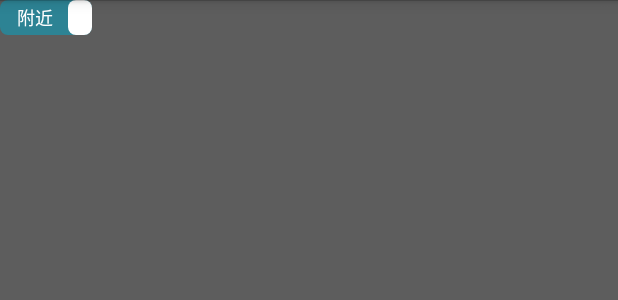
After one commit to Luomingbear/PocketAsk, an Android app: the layout crbtn_item.xml on its own in the app's theme, with its tools: preview values and no code run, on a phone screen of 412 x 824 dp. The commit adds this screen. Shown: the top 300 px of the screen. Run offline under Robolectric (Android 15) with nearby library versions, the phone set to English and light mode, and no system bars.

Commit message:
开关按钮
按钮的两种通过crb_mode选择
0 任意 附近
1 公开 非公开

位置
left_padding 相对于父物体的左边距
top_padding 相对于父物体的上边距

开关事件
调用setCRListener
重写CRListener    openState() closeState方法

```diff
--- /dev/null
+++ b/app/src/main/java/com/bear/pocketask/view/CRadioButton/CRadioButton.java
@@ -0,0 +1,139 @@
+package com.bear.pocketask.view.CRadioButton;
+
+import android.content.Context;
+import android.content.res.TypedArray;
+import android.graphics.Canvas;
+import android.graphics.Color;
+import android.graphics.Paint;
+import android.graphics.Rect;
+import android.graphics.RectF;
+import android.graphics.Typeface;
+import android.util.AttributeSet;
+import android.view.MotionEvent;
+import android.view.View;
+
+import com.bear.pocketask.R;
+
+/**
+ * Created by Administrator on 2016/10/24.
+ */
+
+public class CRadioButton extends View {
+    private Paint paint;
+    private enum CRMode
+    {
+        //定位
+        NEAR_ANYWHERE,
+        //私密与否
+        PRIVATE_PUBLIC
+    }
+    private CRMode crMode;
+
+    //按钮位置
+    private int left_padding;
+    private int top_padding;
+
+    //按钮大小及内部组件
+    private int btn_width;
+    private int btn_height;
+    private int switch_width;
+    private int btn_radius;
+    private int text_size;
+   // public Typeface text_font;
+    private String text_store[];
+    private String text_show;
+    int text_x;
+
+    private RectF select;
+    private RectF btn;
+
+    //==================*不同状态对应不同方法*===========================================
+    public CRListener listener;
+    CRadioState state;
+
+   public interface CRListener {
+        void openState() ;
+        void closeState() ;
+    }
+
+    public void setCRListener(CRListener listener){
+        this.listener=listener;
+    }
+
+    public CRadioButton(Context context, AttributeSet attrs) {
+        super(context, attrs);
+        text_store=new String[2];
+        paint = new Paint();
+        state=new CRadioState(this);
+
+        TypedArray ta=context.obtainStyledAttributes(attrs,R.styleable.CRadioButton);
+
+        crMode=CRMode.values()[ta.getInt(R.styleable.CRadioButton_crb_mode,0)];
+        switch (crMode) {
+            case NEAR_ANYWHERE:
+                text_store[0]="任意";
+                text_store[1]="附近";
+                break;
+            case PRIVATE_PUBLIC:
+                text_store[0]="公开";
+                text_store[0]="非公开";
+                break;
+        }
+        text_show=text_store[1];
+
+        left_padding=ta.getDimensionPixelSize(R.styleable.CRadioButton_left_padding,0);
+        top_padding=ta.getDimensionPixelSize(R.styleable.CRadioButton_top_padding,0);
+        btn_width=ta.getDimensionPixelSize(R.styleable.CRadioButton_btn_width,getResources().getDimensionPixelSize(R.dimen.cr_btn_width));
+        btn_height=ta.getDimensionPixelSize(R.styleable.CRadioButton_btn_height,getResources().getDimensionPixelSize(R.dimen.cr_btn_height));
+        switch_width=ta.getDimensionPixelSize(R.styleable.CRadioButton_switch_width,getResources().getDimensionPixelSize(R.dimen.cr_switch_width));
+        btn_radius=ta.getDimensionPixelSize(R.styleable.CRadioButton_btn_radius,getResources().getDimensionPixelSize(R.dimen.cr_btn_radius));
+
+        text_size=ta.getDimensionPixelSize(R.styleable.CRadioButton_cr_text_size,getResources().getDimensionPixelSize(R.dimen.font_min));
+        text_x=left_padding+(btn_width-switch_width)/2;
+
+        btn=new RectF(left_padding, top_padding, left_padding+btn_width, top_padding+btn_height);
+        select=new RectF(left_padding+btn_width-switch_width,top_padding,left_padding+btn_width,top_padding+btn_height);
+    }
+
+    @Override
+    public boolean onTouchEvent(MotionEvent event) {
+        switch (event.getAction()){
+            case MotionEvent.ACTION_DOWN:
+                if(btn.contains(event.getX()+left_padding,event.getY()+top_padding)){
+                    state.changeCRState();
+                }
+        }
+        return super.onTouchEvent(event);
+    }
+
+    @Override
+    public void onDraw(Canvas canvas) {
+        //super.draw(canvas);
+
+        paint.setStyle(Paint.Style.FILL);
+        paint.setAntiAlias(true);
+
+        paint.setColor(getResources().getColor(R.color.grayblue));
+        canvas.drawRoundRect(btn, btn_radius, btn_radius, paint);
+        paint.setColor(Color.WHITE);
+        canvas.drawRoundRect(select, btn_radius, btn_radius, paint);
+
+        paint.setColor(Color.WHITE);
+        paint.setTextAlign(Paint.Align.LEFT);
+        paint.setTextSize(text_size);
+        Rect bound=new Rect();
+        paint.getTextBounds(text_show,0,text_show.length(),bound);//字符串形成的长方形
+        Paint.FontMetricsInt fontMetrics=paint.getFontMetricsInt();//字体测量
+        int baseline=(btn_height-fontMetrics.bottom+fontMetrics.top)/2-fontMetrics.top+top_padding;
+        canvas.drawText(text_show,text_x-bound.width()/2, baseline, paint);
+    }
+
+    public void setApperance(int state) {
+        text_show=text_store[state];
+        text_x=left_padding+(state+1)%2*switch_width+(btn_width-switch_width)/2;
+
+        select.left=left_padding+state*(btn_width-switch_width);
+        select.right=select.left+switch_width;
+        this.invalidate();
+    }
+}
--- /dev/null
+++ b/app/src/main/java/com/bear/pocketask/view/CRadioButton/CRadioState.java
@@ -0,0 +1,32 @@
+package com.bear.pocketask.view.CRadioButton;
+
+/**
+ * Created by Administrator on 2016/10/25.
+ */
+
+public class CRadioState{
+    CRadioButton crbtn;
+    private int count=0;
+    public CRadioState(CRadioButton crbtn){
+        this.crbtn=crbtn;
+    }
+
+    public void changeCRState(){
+        count=(count+1)%2;
+        this.setCRState(count);
+    }
+
+    public void setCRState(int state){
+        crbtn.setApperance(state);
+        switch (state)
+        {
+            case 0:
+                crbtn.listener.openState();
+                break;
+            case 1:
+                crbtn.listener.closeState();
+                break;
+        }
+    }
+
+}
--- /dev/null
+++ b/app/src/main/res/layout/crbtn_item.xml
@@ -0,0 +1,15 @@
+<?xml version="1.0" encoding="utf-8"?>
+<LinearLayout xmlns:android="http://schemas.android.com/apk/res/android"
+    xmlns:custom="http://schemas.android.com/apk/res-auto"
+    android:layout_width="match_parent"
+    android:layout_height="match_parent"
+    android:weightSum="1">
+
+    <com.bear.pocketask.view.CRadioButton.CRadioButton
+        android:layout_width="wrap_content"
+        android:layout_height="wrap_content"
+        android:background="@color/deepgray"
+        android:id="@+id/crb">
+    </com.bear.pocketask.view.CRadioButton.CRadioButton>
+
+</LinearLayout>
--- a/app/src/main/res/values/dimens.xml
+++ b/app/src/main/res/values/dimens.xml
@@ -20,4 +20,10 @@
     <dimen name="font_small">14sp</dimen>
     <dimen name="font_normal">18sp</dimen>
     <dimen name="font_big">22sp</dimen>
+
+    <!-- 默认CRadioButton大小 -->
+    <dimen name="cr_btn_width">61dp</dimen>
+    <dimen name="cr_btn_height">23dp</dimen>
+    <dimen name="cr_switch_width">16dp</dimen>
+    <dimen name="cr_btn_radius">5dp</dimen>
 </resources>
--- a/app/src/main/res/values/strings.xml
+++ b/app/src/main/res/values/strings.xml
@@ -2,4 +2,8 @@
     <string name="app_name">口袋问</string>
     <string name="report">举报</string>
     <string name="send">发送</string>
+    <string name="anywhere">任意</string>
+    <string name="near">附近</string>
+    <string name="public_">公开</string>
+    <string name="private_">非公开</string>
 </resources>
```
Also changed, not shown: app/src/main/java/com/bear/pocketask/activity/testx.java (added, +43 -0 lines), app/src/main/res/values/attrs.xml (+14 -0 lines).
